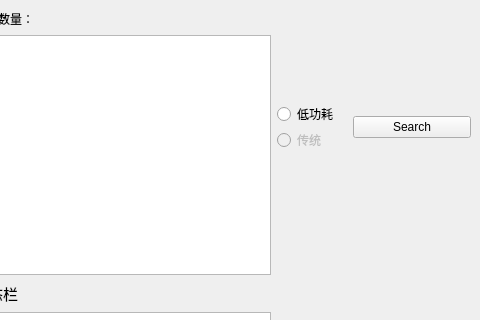
First picture: the form in mainwindow.ui, repository fool0530/BLE_demo, before the edit; both pictures show x 338 to 818 and y 0 to 320 of the 818 by 549 pixel window.
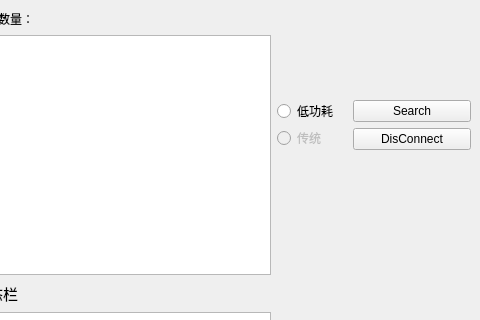
Second picture: the form after the edit.

```diff
--- a/mainwindow.ui
+++ b/mainwindow.ui
@@ -14,8 +14,6 @@
    <string>MainWindow</string>
   </property>
   <widget class="QWidget" name="centralwidget">
-   <layout class="QGridLayout" name="gridLayout_2">
-    <item row="0" column="0">
      <layout class="QGridLayout" name="gridLayout">
       <item row="0" column="0" rowspan="3">
        <layout class="QVBoxLayout" name="verticalLayout_2">
@@ -175,7 +173,7 @@
         <property name="sizeHint" stdset="0">
          <size>
           <width>72</width>
-          <height>19</height>
+        <height>40</height>
          </size>
         </property>
        </spacer>
@@ -228,12 +226,23 @@
          </layout>
         </item>
         <item>
+       <layout class="QVBoxLayout" name="verticalLayout_4">
+        <item>
          <widget class="QPushButton" name="btn_Search">
           <property name="text">
            <string>Search</string>
           </property>
          </widget>
         </item>
+        <item>
+         <widget class="QPushButton" name="btn_Disconnect">
+          <property name="text">
+           <string>DisConnect</string>
+          </property>
+         </widget>
+        </item>
+       </layout>
+      </item>
        </layout>
       </item>
       <item row="2" column="1">
@@ -287,8 +296,6 @@
            </size>
           </property>
          </spacer>
-        </item>
-       </layout>
       </item>
      </layout>
     </item>
```
Lines whose indentation alone changed are shown as unchanged.
